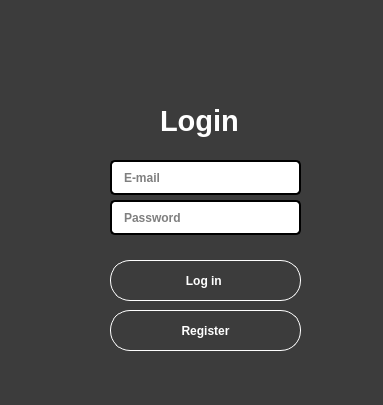
Old version of the form Ui/login.ui in the repository devlovato/Projeto-PyQt5---CRUD-.
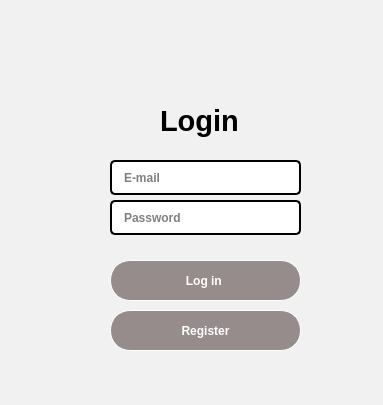
New version of the form. Icons and pictures are not drawn.

Commit message:
Design atualizado
-Design atualizado

```diff
--- a/Ui/login.ui
+++ b/Ui/login.ui
@@ -20,7 +20,7 @@
    <string>Form</string>
   </property>
   <property name="styleSheet">
-   <string notr="true">background-color: rgb(60,60,60);</string>
+   <string notr="true">background: #F1F1F1;</string>
   </property>
   <widget class="QLineEdit" name="lineEdit">
    <property name="geometry">
@@ -103,6 +103,7 @@
 border-radius:20px;
 border-color: white;
 border-width:1px;
+background: #968C8C;
 }
 QPushButton:hover{
 background-color:#1E90FF	;
@@ -139,7 +140,7 @@
     </font>
    </property>
    <property name="styleSheet">
-    <string notr="true">color: rgb(255, 255, 255);</string>
+    <string notr="true">color: rgb(0, 0, 0);</string>
    </property>
    <property name="text">
     <string>Login</string>
@@ -190,6 +191,7 @@
 border-radius:20px;
 border-color: white;
 border-width:1px;
+background: #968C8C;
 }
 QPushButton:hover{
 background-color:#00FF7F	;
```
The commit also changes 2 other files.
